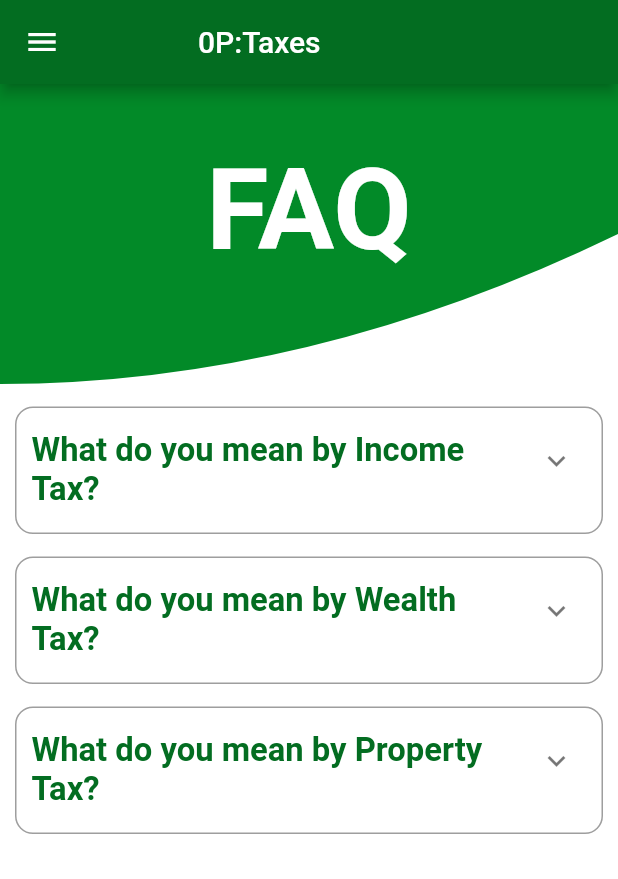
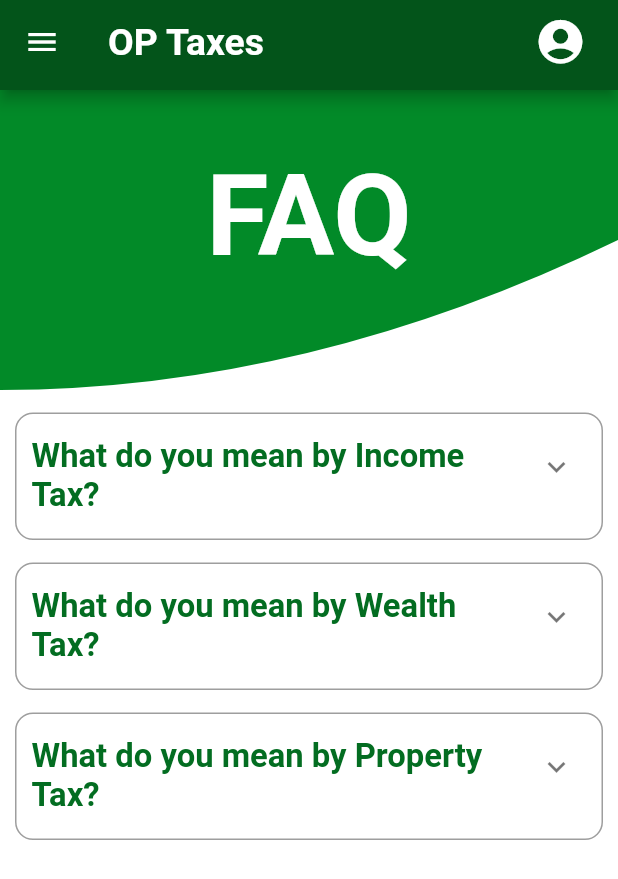
Before and after one commit to Earthknight/OP-Taxes, a Flutter app: the TaxDef screen opened directly, on a phone screen of 412 x 824 dp. Shown: the top 879 px of the screen. Run offline on Flutter 3.47's test engine with Material 2 defaults, Android fonts, the phone set to English and light mode, and no system bars; drawn by our look-alikes of expandable; our stand-ins replace get, sqflite; missing offline and left inert: country_pickers; accounts and stored records are empty; Roboto replaces fonts that are missing (Georgia).

Commit message:
Added Appbar on FAQ

```diff
--- a/lib/screens/tax_defshort.dart
+++ b/lib/screens/tax_defshort.dart
@@ -9,13 +9,7 @@ class TaxDef extends StatelessWidget {
   @override
   Widget build(BuildContext context) {
     return Scaffold(
-      appBar: AppBar(
-        backgroundColor: const Color(0xff036D21),
-        title: const Padding(
-          padding: EdgeInsets.only(left: 60),
-          child: Text('0P:Taxes'),
-        ),
-      ),
+      appBar: AppBarWidget(),
       drawer: DrawerWidget(context),
       body: SafeArea(
         child: Container(
```
